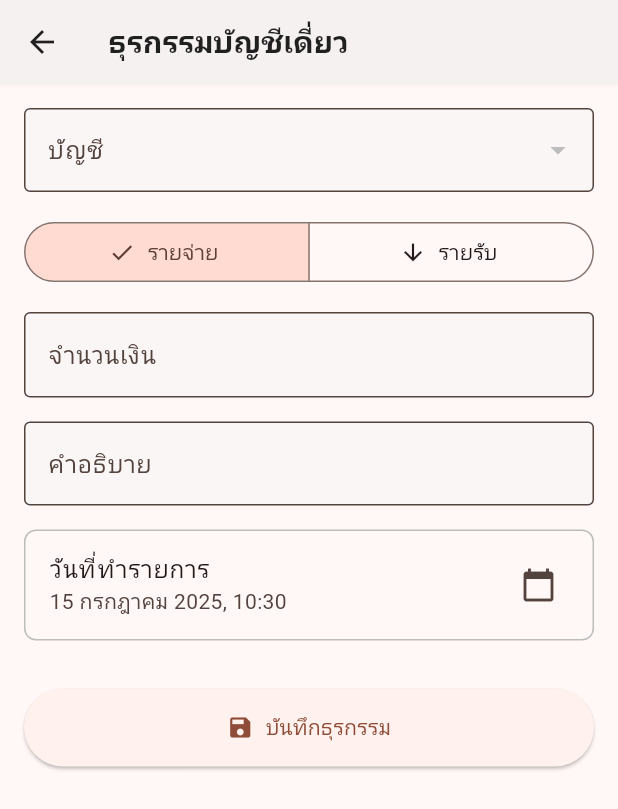
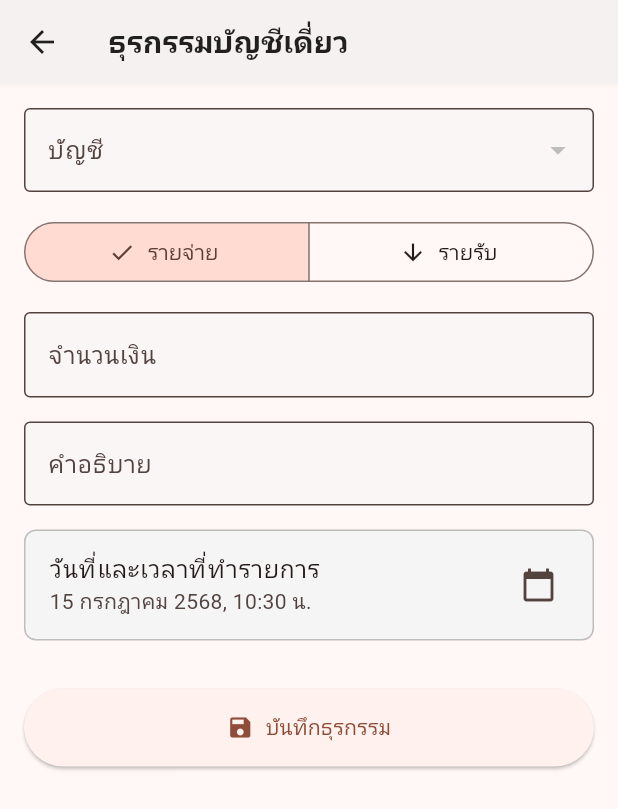
Before and after one commit to sirisag/templefunds, a Flutter app: the AddSingleTransactionScreen screen opened directly, on a phone screen of 412 x 824 dp. Shown: the top 809 px of the screen. Run offline on Flutter 3.47's test engine with Material 3 defaults, Android fonts, the light colour scheme and no system bars; our stand-ins replace file_picker, flutter_riverpod, flutter_secure_storage, flutter_speed_dial, pdf, printing and 2 more; missing offline and left inert: encrypt, flutter_rounded_date_picker; accounts and stored records are empty.

Commit message:
Alpha V1 Release

```diff
--- /dev/null
+++ b/lib/core/utils/date_formatter.dart
@@ -0,0 +1,22 @@
+import 'package:intl/intl.dart';
+
+/// A utility class for formatting dates with correct Buddhist Era (B.E.) year.
+class DateFormatter {
+  /// Formats a [DateTime] object into a string with the year converted to B.E.
+  ///
+  /// Example:
+  /// `formatBE(DateTime(2024, 1, 1), 'dd/MM/yyyy')` will return `'01/01/2567'`.
+  static String formatBE(DateTime dateTime, String pattern) {
+    // Create a new DateTime object with the year adjusted for B.E.
+    final beDateTime = DateTime(
+      dateTime.year + 543,
+      dateTime.month,
+      dateTime.day,
+      dateTime.hour,
+      dateTime.minute,
+      dateTime.second,
+    );
+    // Format the new DateTime object using the specified pattern and Thai locale.
+    return DateFormat(pattern, 'th').format(beDateTime);
+  }
+}
--- a/lib/features/auth/providers/auth_provider.dart
+++ b/lib/features/auth/providers/auth_provider.dart
@@ -316,6 +316,9 @@ class AuthNotifier extends StateNotifier<AuthState> {
       await tempFile.rename(appDbPath);
       tempFile = null; // Prevent deletion in the finally block.
 
+      // Invalidate the provider so the UI re-fetches the temple name from the new DB.
+      _ref.invalidate(templeNameProvider);
+
       // 7. Reset the auth state completely.
       await logout();
       return true;
--- a/lib/features/transactions/screens/add_single_transaction_screen.dart
+++ b/lib/features/transactions/screens/add_single_transaction_screen.dart
@@ -2,7 +2,9 @@ import 'package:flutter/material.dart';
 import 'package:flutter/services.dart';
 import 'package:flutter_riverpod/flutter_riverpod.dart';
 import 'package:collection/collection.dart';
+import 'package:flutter_rounded_date_picker/flutter_rounded_date_picker.dart';
 import 'package:intl/intl.dart';
+import 'package:templefunds/core/utils/date_formatter.dart';
 import 'package:templefunds/core/models/account_model.dart';
 import 'package:templefunds/core/models/transaction_model.dart';
 import 'package:templefunds/features/auth/providers/auth_provider.dart';
@@ -47,11 +49,16 @@ class _AddSingleTransactionScreenState
   }
 
   Future<void> _pickDate() async {
-    final date = await showDatePicker(
+    final DateTime? date = await showRoundedDatePicker(
       context: context,
       initialDate: _selectedDate,
       firstDate: DateTime(2000),
       lastDate: DateTime.now(),
+      locale: const Locale('th', 'TH'),
+      borderRadius: 16,
+      textPositiveButton: "ตกลง",
+      textNegativeButton: "ยกเลิก",
+      era: EraMode.BUDDHIST_YEAR,
     );
     if (date == null || !context.mounted) return;
 
@@ -126,11 +133,11 @@ class _AddSingleTransactionScreenState
                 style: TextStyle(fontWeight: FontWeight.bold)),
             const Divider(),
             Text('บัญชี: ${selectedAccount?.name ?? 'ไม่พบ'}'),
-            Text('ประเภท: $typeText'),
+            Text('ประเภท: '),
             Text('จำนวนเงิน: ฿${NumberFormat("#,##0.00").format(amount)}'),
-            Text('คำอธิบาย: $description'),
+            Text('คำอธิบาย: '),
             Text(
-                'วันที่: ${DateFormat('d MMM yyyy, HH:mm', 'th').format(_selectedDate.toLocal())}'),
+                'วันที่: ${DateFormatter.formatBE(_selectedDate.toLocal(), 'd MMM yyyy, HH:mm')}'),
           ],
         ),
         actions: [
@@ -183,7 +190,7 @@ class _AddSingleTransactionScreenState
       if (mounted) {
         ScaffoldMessenger.of(context).showSnackBar(
           SnackBar(
-              content: Text('เกิดข้อผิดพลาด: $e'),
+              content: Text('เกิดข้อผิดพลาด: '),
               backgroundColor: Theme.of(context).colorScheme.error),
         );
       }
@@ -206,7 +213,7 @@ class _AddSingleTransactionScreenState
       body: accountsAsync.when(
         loading: () => const Center(child: CircularProgressIndicator()),
         error: (err, stack) =>
-            Center(child: Text('ไม่สามารถโหลดข้อมูลบัญชีได้: $err')),
+            Center(child: Text('ไม่สามารถโหลดข้อมูลบัญชีได้: ')),
         data: (accounts) => SingleChildScrollView(
           padding: const EdgeInsets.all(16.0),
           child: Form(
@@ -273,12 +280,12 @@ class _AddSingleTransactionScreenState
                 ),
                 const SizedBox(height: 16),
                 ListTile(
-                  title: const Text('วันที่ทำรายการ'),
-                  subtitle: Text(DateFormat('d MMMM yyyy, HH:mm', 'th')
-                      .format(_selectedDate.toLocal())),
+                  title: const Text('วันที่และเวลาที่ทำรายการ'),
+                  subtitle: Text(DateFormatter.formatBE(_selectedDate.toLocal(), 'd MMMM yyyy, HH:mm น.')),
                   trailing: const Icon(Icons.calendar_today),
                   onTap: _pickDate,
-                  shape: RoundedRectangleBorder(
+                  tileColor: Colors.grey.shade100,
+                  shape:  RoundedRectangleBorder(
                     borderRadius: BorderRadius.circular(8),
                     side: BorderSide(color: Colors.grey.shade400),
                   ),
--- a/lib/features/transactions/screens/members_transactions_screen.dart
+++ b/lib/features/transactions/screens/members_transactions_screen.dart
@@ -2,6 +2,7 @@ import 'package:collection/collection.dart';
 import 'package:flutter/material.dart';
 import 'package:flutter_riverpod/flutter_riverpod.dart';
 import 'package:intl/intl.dart';
+import 'package:flutter_rounded_date_picker/flutter_rounded_date_picker.dart';
 //import 'package:month_year_picker/month_year_picker.dart';
 //import 'package:templefunds/core/models/account_model.dart';
 import 'package:templefunds/core/models/transaction_model.dart';
@@ -82,12 +83,13 @@ class _MembersTransactionsScreenState
   }
 
   Future<void> _pickDay(BuildContext context) async {
-    final picked = await showDatePicker(
+    final picked = await showRoundedDatePicker(
       context: context,
       initialDate: _selectedDate,
       firstDate: DateTime(2020),
       lastDate: DateTime.now(),
-      locale: const Locale('th'),
+      locale: const Locale('th', 'TH'),
+      era: EraMode.BUDDHIST_YEAR,
     );
     if (picked != null) {
       setState(() {
--- a/lib/main.dart
+++ b/lib/main.dart
@@ -2,7 +2,6 @@ import 'package:flutter/material.dart';
 import 'package:flutter_riverpod/flutter_riverpod.dart';
 import 'package:flutter_localizations/flutter_localizations.dart';
 import 'package:intl/date_symbol_data_local.dart';
-import 'package:month_year_picker/month_year_picker.dart';
 import 'package:templefunds/core/models/user_model.dart';
 import 'package:templefunds/core/theme/app_theme.dart';
 import 'package:templefunds/features/auth/providers/auth_provider.dart';
@@ -35,12 +34,11 @@ class MyApp extends ConsumerWidget {
         GlobalMaterialLocalizations.delegate,
         GlobalWidgetsLocalizations.delegate,
         GlobalCupertinoLocalizations.delegate,
-        MonthYearPickerLocalizations.delegate,
       ],
       supportedLocales: const [
         Locale('th'), // Your primary locale
       ],
-      locale: const Locale('th'),
+      locale: const Locale('th', 'TH'),
       home: const AuthWrapper(),
     );
   }
```
Also changed, not shown: lib/core/services/pdf_export_service.dart (+6 -5 lines), lib/core/services/report_generation_service.dart (+8 -3 lines), lib/features/home/screens/admin_home_screen.dart (+6 -3 lines), lib/features/home/screens/master_home_screen.dart (+2 -17 lines), lib/features/transactions/screens/add_multi_transaction_screen.dart (+7 -4 lines), lib/features/transactions/screens/member_transactions_screen.dart (+9 -6 lines), lib/features/transactions/screens/temple_transactions_screen.dart (+9 -6 lines), pubspec.yaml (+7 -1 lines), pubspec.lock.
